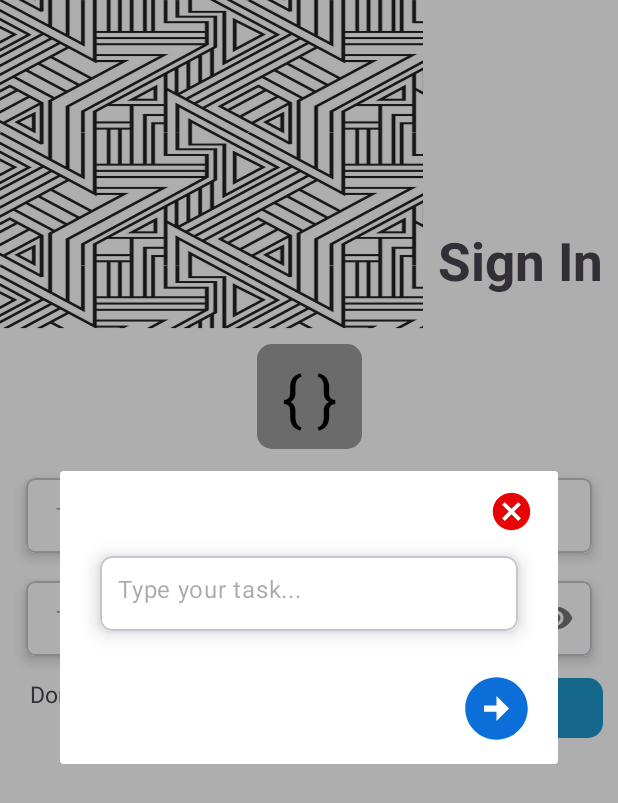
After one commit to KelompokPAM/do-it.app, an Android app: the fragment AddTodoPopupFragment placed in its activity, on a phone screen of 412 x 824 dp. The commit adds this screen. Shown: the top 803 px of the screen. Run offline under Robolectric (Android 15) with nearby library versions, the phone set to English and light mode, and no system bars; our stand-ins replace Firebase (no records; nobody signed in at launch, a user with empty details on screens opened directly).

Commit message:
[add] add todo pop up

```diff
--- a/app/src/main/java/com/do_it/do_it/MainActivity.kt
+++ b/app/src/main/java/com/do_it/do_it/MainActivity.kt
@@ -2,10 +2,12 @@ package com.do_it.do_it
 
 import androidx.appcompat.app.AppCompatActivity
 import android.os.Bundle
+import com.google.firebase.FirebaseApp
 
 class MainActivity : AppCompatActivity() {
     override fun onCreate(savedInstanceState: Bundle?) {
         super.onCreate(savedInstanceState)
         setContentView(R.layout.activity_main)
+        FirebaseApp.initializeApp(this)
     }
 }
--- /dev/null
+++ b/app/src/main/java/com/do_it/do_it/fragments/AddTodoPopupFragment.kt
@@ -0,0 +1,55 @@
+package com.do_it.do_it.fragments
+
+import android.os.Bundle
+import androidx.fragment.app.Fragment
+import android.view.LayoutInflater
+import android.view.View
+import android.view.ViewGroup
+import android.widget.Toast
+import androidx.fragment.app.DialogFragment
+import com.do_it.do_it.R
+import com.do_it.do_it.databinding.FragmentAddTodoPopupBinding
+import com.google.android.material.textfield.TextInputEditText
+
+class AddTodoPopupFragment : DialogFragment() {
+
+    private lateinit var binding: FragmentAddTodoPopupBinding
+    private lateinit var listener: DialogNextButtonClickListeners
+
+    fun setListener(listener: DialogNextButtonClickListeners){
+        this.listener = listener
+    }
+    override fun onCreateView(
+        inflater: LayoutInflater, container: ViewGroup?,
+        savedInstanceState: Bundle?
+    ): View? {
+        // Inflate the layout for this fragment
+        binding = FragmentAddTodoPopupBinding.inflate(inflater, container, false)
+        return binding.root
+    }
+
+    override fun onViewCreated(view: View, savedInstanceState: Bundle?) {
+        super.onViewCreated(view, savedInstanceState)
+
+        registerEvent()
+    }
+
+    private fun registerEvent(){
+        binding.todoNextBtn.setOnClickListener{
+            val todoTask = binding.todoEt.text.toString()
+            if (todoTask.isNotEmpty()){
+                listener.onSaveTask(todoTask, binding.todoEt)
+            }else {
+                Toast.makeText(context, "Write your tasks", Toast.LENGTH_SHORT).show()
+            }
+        }
+        binding.todoClose.setOnClickListener{
+            dismiss()
+        }
+    }
+
+    interface DialogNextButtonClickListeners{
+        fun onSaveTask(todo: String, todoEt: TextInputEditText)
+    }
+
+}
--- a/app/src/main/java/com/do_it/do_it/fragments/OpeningFragment.kt
+++ b/app/src/main/java/com/do_it/do_it/fragments/OpeningFragment.kt
@@ -29,7 +29,7 @@ class OpeningFragment : Fragment() {
         auth = FirebaseAuth.getInstance()
         navController = Navigation.findNavController(view)
 
-        Handler(Looper.myLooper()!!).postDelayed({
+        Handler(Looper.myLooper()!!).postDelayed(Runnable{
             if(auth.currentUser != null){
                 navController.navigate(R.id.action_openingFragment_to_homeFragment)
             }else{
--- /dev/null
+++ b/app/src/main/res/drawable/baseline_add_circle_24.xml
@@ -0,0 +1,5 @@
+<vector android:height="24dp" android:tint="#0C6FD9"
+    android:viewportHeight="24" android:viewportWidth="24"
+    android:width="24dp" xmlns:android="http://schemas.android.com/apk/res/android">
+    <path android:fillColor="@android:color/white" android:pathData="M12,2C6.48,2 2,6.48 2,12s4.48,10 10,10 10,-4.48 10,-10S17.52,2 12,2zM17,13h-4v4h-2v-4L7,13v-2h4L11,7h2v4h4v2z"/>
+</vector>
--- /dev/null
+++ b/app/src/main/res/drawable/baseline_arrow_circle_right_24.xml
@@ -0,0 +1,5 @@
+<vector android:height="24dp" android:tint="#0C6FD9"
+    android:viewportHeight="24" android:viewportWidth="24"
+    android:width="24dp" xmlns:android="http://schemas.android.com/apk/res/android">
+    <path android:fillColor="@android:color/white" android:pathData="M22,12c0,-5.52 -4.48,-10 -10,-10S2,6.48 2,12c0,5.52 4.48,10 10,10S22,17.52 22,12zM12,13l-4,0v-2l4,0V8l4,4l-4,4V13z"/>
+</vector>
--- /dev/null
+++ b/app/src/main/res/drawable/baseline_cancel_24.xml
@@ -0,0 +1,5 @@
+<vector android:height="24dp" android:tint="#E70404"
+    android:viewportHeight="24" android:viewportWidth="24"
+    android:width="24dp" xmlns:android="http://schemas.android.com/apk/res/android">
+    <path android:fillColor="@android:color/white" android:pathData="M12,2C6.47,2 2,6.47 2,12s4.47,10 10,10 10,-4.47 10,-10S17.53,2 12,2zM17,15.59L15.59,17 12,13.41 8.41,17 7,15.59 10.59,12 7,8.41 8.41,7 12,10.59 15.59,7 17,8.41 13.41,12 17,15.59z"/>
+</vector>
--- /dev/null
+++ b/app/src/main/res/layout/fragment_add_todo_popup.xml
@@ -0,0 +1,64 @@
+<?xml version="1.0" encoding="utf-8"?>
+<androidx.constraintlayout.widget.ConstraintLayout
+    xmlns:android="http://schemas.android.com/apk/res/android"
+    xmlns:tools="http://schemas.android.com/tools"
+    android:layout_width="match_parent"
+    android:layout_height="match_parent"
+    xmlns:app="http://schemas.android.com/apk/res-auto"
+    tools:context=".fragments.AddTodoPopupFragment">
+
+        <ImageView
+        android:id="@+id/todoClose"
+        android:layout_width="30dp"
+        android:layout_height="30dp"
+        android:layout_marginTop="12dp"
+        android:src="@drawable/baseline_cancel_24"
+        app:layout_constraintEnd_toEndOf="@+id/cardView1"
+        app:layout_constraintTop_toTopOf="parent" />
+
+    <com.google.android.material.card.MaterialCardView
+        android:id="@+id/cardView1"
+        android:layout_width="300dp"
+        android:layout_height="wrap_content"
+        android:layout_marginHorizontal="16dp"
+        app:cardCornerRadius="8dp"
+        app:cardElevation="8dp"
+        app:cardUseCompatPadding="true"
+        app:layout_constraintEnd_toEndOf="parent"
+        app:layout_constraintHorizontal_bias="0.5"
+        app:layout_constraintStart_toStartOf="parent"
+        app:layout_constraintTop_toBottomOf="@+id/todoClose">
+
+        <com.google.android.material.textfield.TextInputLayout
+            android:layout_width="match_parent"
+            android:layout_height="50dp"
+            android:background="@color/white"
+            app:boxStrokeWidth="0dp"
+            app:boxStrokeWidthFocused="0dp"
+            app:hintEnabled="false">
+
+            <com.google.android.material.textfield.TextInputEditText
+                android:id="@+id/todoEt"
+                android:layout_width="match_parent"
+                android:layout_height="50dp"
+                android:background="@color/white"
+                android:hint="Type your task..."
+                android:inputType="text"
+                android:paddingStart="12dp"
+                android:paddingTop="15dp" />
+        </com.google.android.material.textfield.TextInputLayout>
+
+    </com.google.android.material.card.MaterialCardView>
+
+    <ImageView
+        android:id="@+id/todoNextBtn"
+        android:layout_width="50dp"
+        android:layout_height="50dp"
+        android:layout_marginTop="12dp"
+        android:layout_marginBottom="12dp"
+        android:src="@drawable/baseline_arrow_circle_right_24"
+        app:layout_constraintBottom_toBottomOf="parent"
+        app:layout_constraintEnd_toEndOf="@+id/cardView1"
+        app:layout_constraintTop_toBottomOf="@+id/cardView1"
+        app:layout_constraintVertical_bias="0.0" />
+</androidx.constraintlayout.widget.ConstraintLayout>
--- a/app/src/main/res/navigation/nav_graph.xml
+++ b/app/src/main/res/navigation/nav_graph.xml
@@ -3,7 +3,7 @@
     xmlns:app="http://schemas.android.com/apk/res-auto"
     xmlns:tools="http://schemas.android.com/tools"
     android:id="@+id/nav_graph"
-    app:startDestination="@id/openingFragment">
+    app:startDestination="@id/signInFragment">
 
     <fragment
         android:id="@+id/homeFragment"
```
Also changed, not shown: app/src/main/java/com/do_it/do_it/fragments/HomeFragment.kt (+56 -40 lines), app/src/main/java/com/do_it/do_it/fragments/SignInFragment.kt (+5 -3 lines), app/src/main/res/layout/fragment_home.xml (+16 -8 lines).
